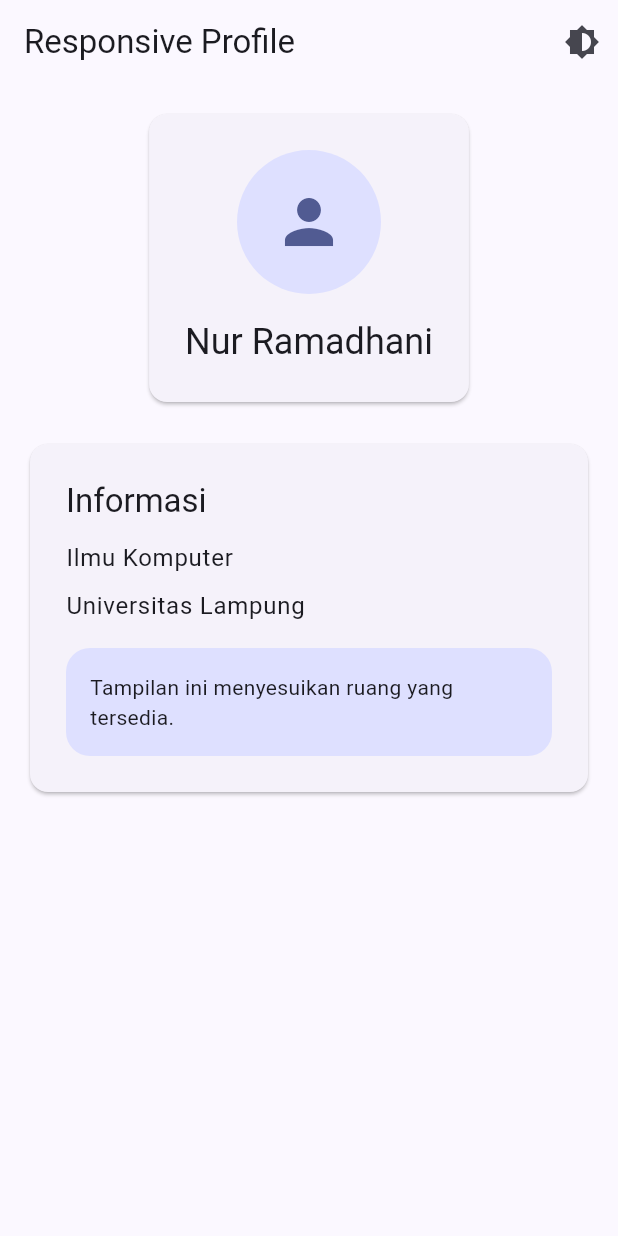
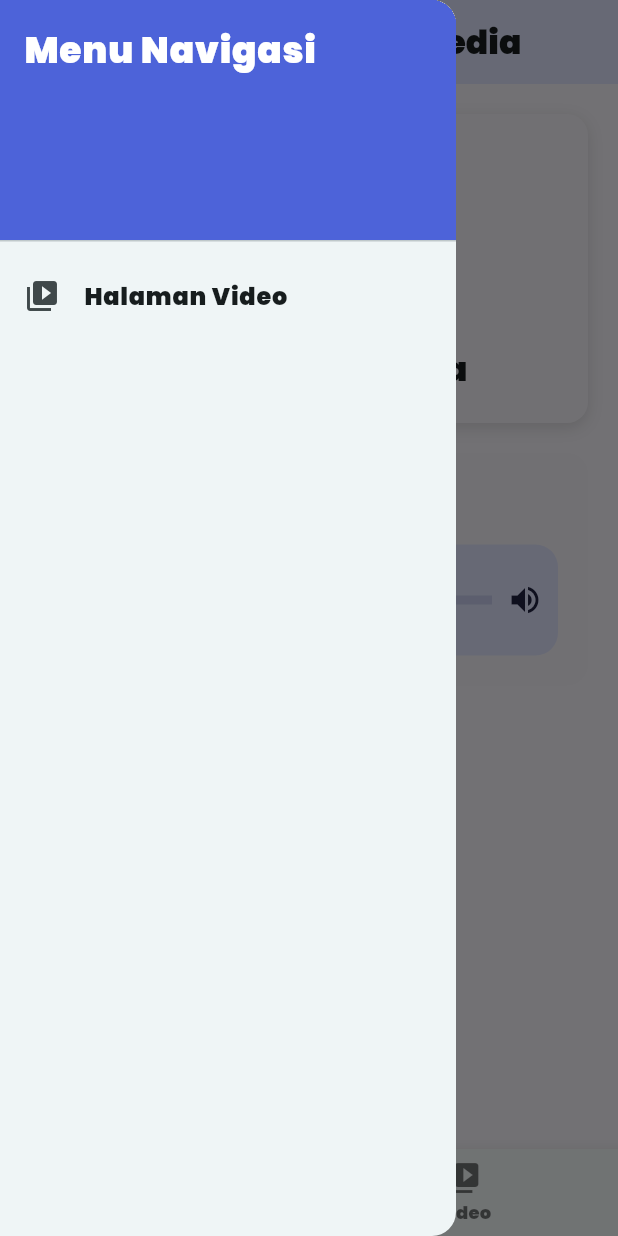
Before and after one commit to ichidha/prak-mobilelanjut-2417051067, a Flutter app: the screen it shows after launch, with the side drawer open (before the commit the screen has no drawer), on a phone screen of 412 x 824 dp. Run offline on Flutter 3.47's test engine with Material 3 defaults, Android fonts, the phone set to English and light mode, and no system bars; our stand-ins replace audioplayers.

Commit message:
Assets, Media and Routing

```diff
--- /dev/null
+++ b/lib/assets_media.dart
@@ -0,0 +1,197 @@
+import 'package:flutter/material.dart';
+import 'package:audioplayers/audioplayers.dart';
+
+class AssetsMediaPage extends StatefulWidget {
+  const AssetsMediaPage({super.key});
+
+  @override
+  State<AssetsMediaPage> createState() => _AssetsMediaPageState();
+}
+
+class _AssetsMediaPageState extends State<AssetsMediaPage> {
+  final AudioPlayer player = AudioPlayer();
+  bool isPlaying = false;
+  int _currentIndex = 0; // State untuk mengontrol tab BottomNavigationBar
+
+  void playAudio() async {
+    if (isPlaying) {
+      await player.pause();
+    } else {
+      await player.play(AssetSource('audios/“Fahh” - meme sound effect .mp3'));
+    }
+    setState(() {
+      isPlaying = !isPlaying;
+    });
+  }
+
+  @override
+  void dispose() {
+    player.dispose();
+    super.dispose();
+  }
+
+  @override
+  Widget build(BuildContext context) {
+    return Scaffold(
+      backgroundColor: const Color(0xFFF8F6FC),
+      // --- PENAMBAHAN APPBAR ---
+      appBar: AppBar(
+        title: const Text('Beranda Assets & Media'),
+        backgroundColor: const Color(0xFFE1E5FF),
+      ),
+      // --- PENAMBAHAN DRAWER (MENU SAMPING) ---
+      drawer: Drawer(
+        child: ListView(
+          padding: EdgeInsets.zero,
+          children: [
+            const DrawerHeader(
+              decoration: BoxDecoration(color: Color(0xFF4D63D9)),
+              child: Text(
+                'Menu Navigasi',
+                style: TextStyle(color: Colors.white, fontSize: 24),
+              ),
+            ),
+            ListTile(
+              leading: const Icon(Icons.video_library),
+              title: const Text('Halaman Video'),
+              onTap: () {
+                // Menutup drawer terlebih dahulu (Pop)
+                Navigator.pop(context);
+                // Berpindah ke halaman detail sambil membawa data (PushNamed + Arguments)
+                Navigator.pushNamed(
+                  context,
+                  '/detail',
+                  arguments: 'Data dari Halaman Beranda',
+                );
+              },
+            ),
+          ],
+        ),
+      ),
+      // --- KONTEN UTAMA (KODE LAMA) ---
+      body: SafeArea(
+        child: SingleChildScrollView(
+          padding: const EdgeInsets.all(20),
+          child: Column(
+            children: [
+              // Kontainer Profil
+              Container(
+                width: double.infinity,
+                padding: const EdgeInsets.all(20),
+                decoration: BoxDecoration(
+                  color: const Color(0xFFF7F5FB),
+                  borderRadius: BorderRadius.circular(14),
+                  boxShadow: const [
+                    BoxShadow(
+                      color: Colors.black12,
+                      blurRadius: 8,
+                      offset: Offset(0, 3),
+                    ),
+                  ],
+                ),
+                child: Column(
+                  children: [
+                    ClipOval(
+                      child: Image.asset(
+                        'assets/images/IT.png',
+                        width: 120,
+                        height: 120,
+                        fit: BoxFit.cover,
+                      ),
+                    ),
+                    const SizedBox(height: 15),
+                    const Text(
+                      'Nama Mahasiswa',
+                      style: TextStyle(
+                        fontFamily: 'Poppins',
+                        fontSize: 22,
+                        fontWeight: FontWeight.bold,
+                      ),
+                    ),
+                  ],
+                ),
+              ),
+              const SizedBox(height: 20),
+
+              Container(
+                width: double.infinity,
+                padding: const EdgeInsets.all(20),
+                decoration: BoxDecoration(
+                  color: const Color(0xFFF7F5FB),
+                  borderRadius: BorderRadius.circular(14),
+                ),
+                child: Column(
+                  crossAxisAlignment: CrossAxisAlignment.start,
+                  children: [
+                    const Text(
+                      'Audio Motivasi',
+                      style: TextStyle(
+                        fontFamily: 'Poppins',
+                        fontSize: 18,
+                        fontWeight: FontWeight.bold,
+                      ),
+                    ),
+                    const SizedBox(height: 15),
+                    Container(
+                      padding: const EdgeInsets.all(10),
+                      decoration: BoxDecoration(
+                        color: const Color(0xFFE1E5FF),
+                        borderRadius: BorderRadius.circular(15),
+                      ),
+                      child: Row(
+                        children: [
+                          CircleAvatar(
+                            radius: 27,
+                            backgroundColor: const Color(0xFF4D63D9),
+                            child: IconButton(
+                              onPressed: playAudio,
+                              icon: Icon(
+                                isPlaying ? Icons.pause : Icons.play_arrow,
+                                color: Colors.white,
+                              ),
+                            ),
+                          ),
+                          const SizedBox(width: 12),
+                          const Expanded(
+                            child: LinearProgressIndicator(
+                              minHeight: 6,
+                              backgroundColor: Color(0xFFC8CDEF),
+                              valueColor: AlwaysStoppedAnimation(
+                                Color(0xFF4D63D9),
+                              ),
+                            ),
+                          ),
+                          const SizedBox(width: 10),
+                          const Icon(Icons.volume_up, color: Color(0xFF202342)),
+                        ],
+                      ),
+                    ),
+                  ],
+                ),
+              ),
+            ],
+          ),
+        ),
+      ),
+
+      bottomNavigationBar: BottomNavigationBar(
+        currentIndex: _currentIndex,
+        onTap: (index) {
+          setState(() {
+            _currentIndex = index;
+          });
+          if (index == 1) {
+            Navigator.pushNamed(context, '/detail');
+          }
+        },
+        items: const [
+          BottomNavigationBarItem(icon: Icon(Icons.home), label: 'Beranda'),
+          BottomNavigationBarItem(
+            icon: Icon(Icons.video_library),
+            label: 'Video',
+          ),
+        ],
+      ),
+    );
+  }
+}
--- a/lib/main.dart
+++ b/lib/main.dart
@@ -5,40 +5,73 @@
 // import 'form_widget.dart';
 import 'app_theme.dart';
 import 'responsive_profile.dart';
+import 'assets_media.dart';
+import 'detail_page.dart';
 
 void main() {
   runApp(const MyApp());
 }
 
-class MyApp extends StatefulWidget {
+class MyApp extends StatelessWidget {
   const MyApp({super.key});
-
-  @override
-  State<MyApp> createState() => _MyAppState();
-}
-
-class _MyAppState extends State<MyApp> {
-  ThemeMode themeMode = ThemeMode.light;
-
-  void toggleTheme() {
-    setState(() {
-      themeMode = themeMode == ThemeMode.light
-          ? ThemeMode.dark
-          : ThemeMode.light;
-    });
-  }
 
   @override
   Widget build(BuildContext context) {
     return MaterialApp(
       debugShowCheckedModeBanner: false,
-      title: 'Responsive Profile',
-      theme: AppTheme.lightTheme,
-      darkTheme: AppTheme.darkTheme,
-      themeMode: themeMode,
-      home: ResponsiveProfilePage(
-        onThemeChanged: toggleTheme,
+
+      title: 'Assets media dan navigation',
+      theme: ThemeData(
+        useMaterial3: true,
+        fontFamily: 'Poppins',
+        colorScheme: ColorScheme.fromSeed(seedColor: const Color.fromARGB(0, 7, 7, 7))
       ),
+
+      initialRoute: '/',
+
+      routes: {
+        '/' : (context) => const AssetsMediaPage(),
+        '/detail' : (context) => const DetailPage(),
+      },
+      // title: 'Assets Media',
+
+      // theme: ThemeData(
+      //   useMaterial3: true,
+      //   fontFamily: 'Poppins',
+      //   colorScheme: ColorScheme.fromSeed(
+      //     seedColor: const Color(0xFF4D63D9),
+      //   ),
+      // ),
     );
   }
 }
+
+//   @override
+//   State<MyApp> createState() => _MyAppState();
+// }
+
+// class _MyAppState extends State<MyApp> {
+//   ThemeMode themeMode = ThemeMode.light;
+
+//   void toggleTheme() {
+//     setState(() {
+//       themeMode = themeMode == ThemeMode.light
+//           ? ThemeMode.dark
+//           : ThemeMode.light;
+//     });
+//   }
+
+//   @override
+//   Widget build(BuildContext context) {
+//     return MaterialApp(
+//       debugShowCheckedModeBanner: false,
+//       title: 'Responsive Profile',
+//       theme: AppTheme.lightTheme,
+//       darkTheme: AppTheme.darkTheme,
+//       themeMode: themeMode,
+//       home: ResponsiveProfilePage(
+//         onThemeChanged: toggleTheme,
+//       ),
+//     );
+//   }
+// }
```
Also changed, not shown: lib/detail_page.dart (added, +43 -0 lines), pubspec.yaml (+9 -2 lines), assets/font/poppins-black.ttf (added), pubspec.lock, 6 other files.
